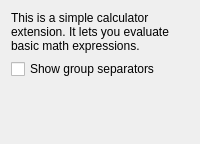
albertlauncher/plugins, file calculator/src/configwidget.ui: the form before one commit.
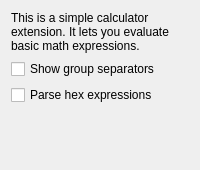
The form after the commit.

Commit message: Add muparserInt option for hex calculations

Patch:
```diff
--- a/calculator/src/configwidget.ui
+++ b/calculator/src/configwidget.ui
@@ -23,6 +23,13 @@
      </property>
     </widget>
    </item>
+   <item>
+    <widget class="QCheckBox" name="checkBox_hexparsing">
+     <property name="text">
+      <string>Parse hex expressions</string>
+     </property>
+    </widget>
+   </item>
    <item>
     <spacer name="verticalSpacer">
      <property name="orientation">
```
The commit also changes 1 other file.
